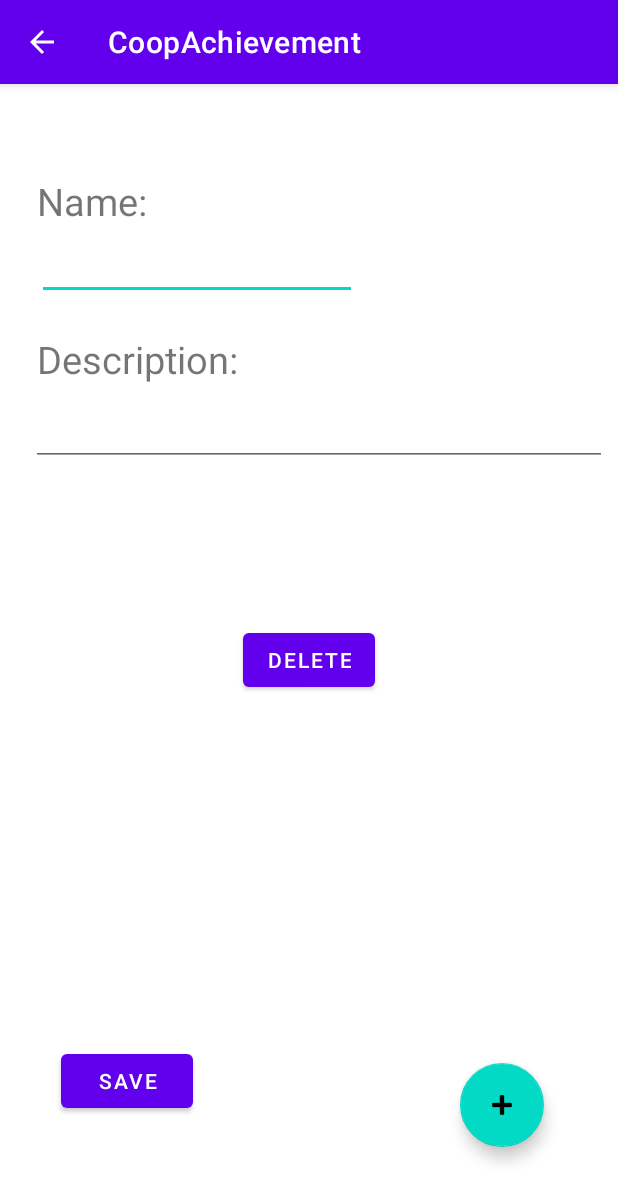
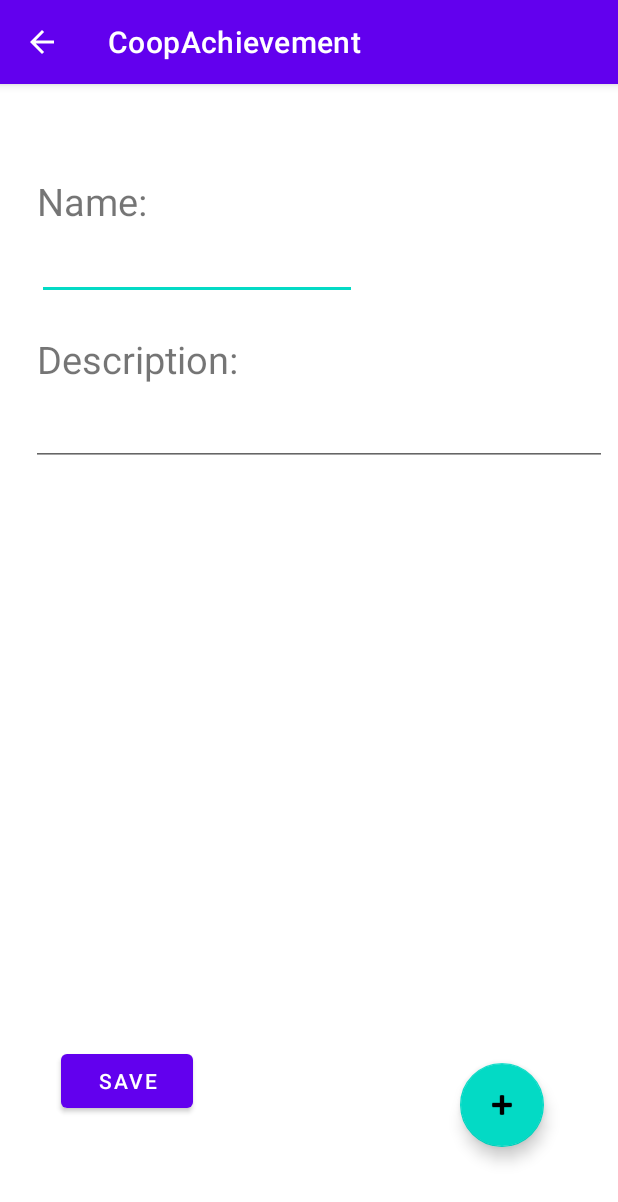
Before and after one commit to FraserW123/CoopAchievement, an Android app: the GameTitle screen opened directly, with no data from a screen before it, on a phone screen of 412 x 824 dp. Shown: the top 1202 px of the screen. Run offline under Robolectric (Android 15) with nearby library versions, the phone set to English and light mode, and no system bars.

Commit message:
got games played resolved

```diff
--- a/app/src/main/java/com/example/coopachievement/GameTitle.java
+++ b/app/src/main/java/com/example/coopachievement/GameTitle.java
@@ -5,6 +5,7 @@ import androidx.appcompat.app.AppCompatActivity;
 
 import android.content.Intent;
 import android.os.Bundle;
+import android.view.Menu;
 import android.view.MenuItem;
 import android.widget.EditText;
 import android.widget.Toast;
@@ -42,6 +43,7 @@ public class GameTitle extends AppCompatActivity {
 //        backToMain();
 //
 //    }
+
 
     private void saveGame() {
         EditText name = findViewById(R.id.editTextGameName);
--- a/app/src/main/res/layout/activity_game_title.xml
+++ b/app/src/main/res/layout/activity_game_title.xml
@@ -82,15 +82,5 @@
         app:layout_constraintTop_toTopOf="parent"
         app:layout_constraintVertical_bias="0.89" />
 
-    <Button
-        android:id="@+id/deleteConfig"
-        android:layout_width="wrap_content"
-        android:layout_height="wrap_content"
-        android:text="Delete"
-        app:layout_constraintBottom_toBottomOf="parent"
-        app:layout_constraintEnd_toEndOf="parent"
-        app:layout_constraintStart_toStartOf="parent"
-        app:layout_constraintTop_toTopOf="parent" />
-
 
 </androidx.constraintlayout.widget.ConstraintLayout>
```
Also changed, not shown: app/src/main/java/com/example/coopachievement/gamesplayed.java (+7 -2 lines).
